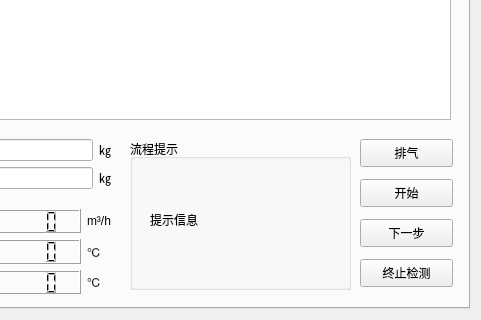
Old version of the form source/weightMethod/weightmethod.ui in the repository flimmy78/qtverify; both pictures show x 803 to 1284 and y 518 to 838 of the 1284 by 838 pixel window.
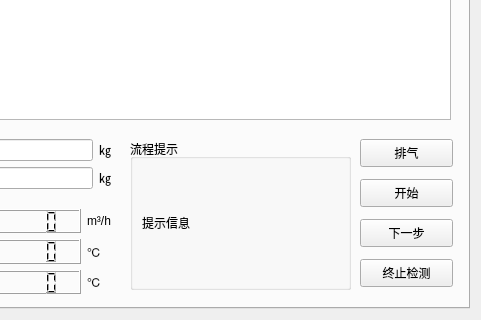
New version of the form.

```diff
--- a/source/weightMethod/weightmethod.ui
+++ b/source/weightMethod/weightmethod.ui
@@ -429,19 +429,15 @@
        <property name="title">
         <string>流程提示</string>
        </property>
+       <layout class="QGridLayout" name="gridLayout_6">
+        <item row="0" column="0">
        <widget class="QLabel" name="labelHintInfo">
-        <property name="geometry">
-         <rect>
-          <x>20</x>
-          <y>20</y>
-          <width>191</width>
-          <height>121</height>
-         </rect>
-        </property>
         <property name="text">
          <string>提示信息</string>
         </property>
        </widget>
+        </item>
+       </layout>
       </widget>
       <widget class="QWidget" name="layoutWidget">
        <property name="geometry">
```
Lines whose indentation alone changed are shown as unchanged.
